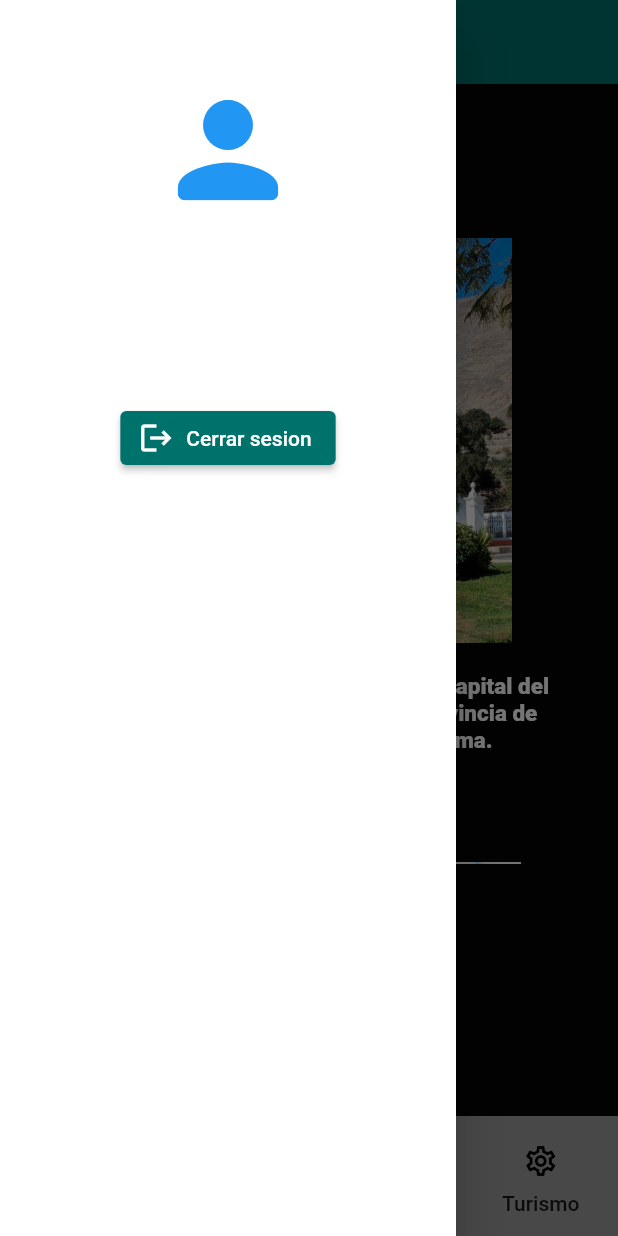
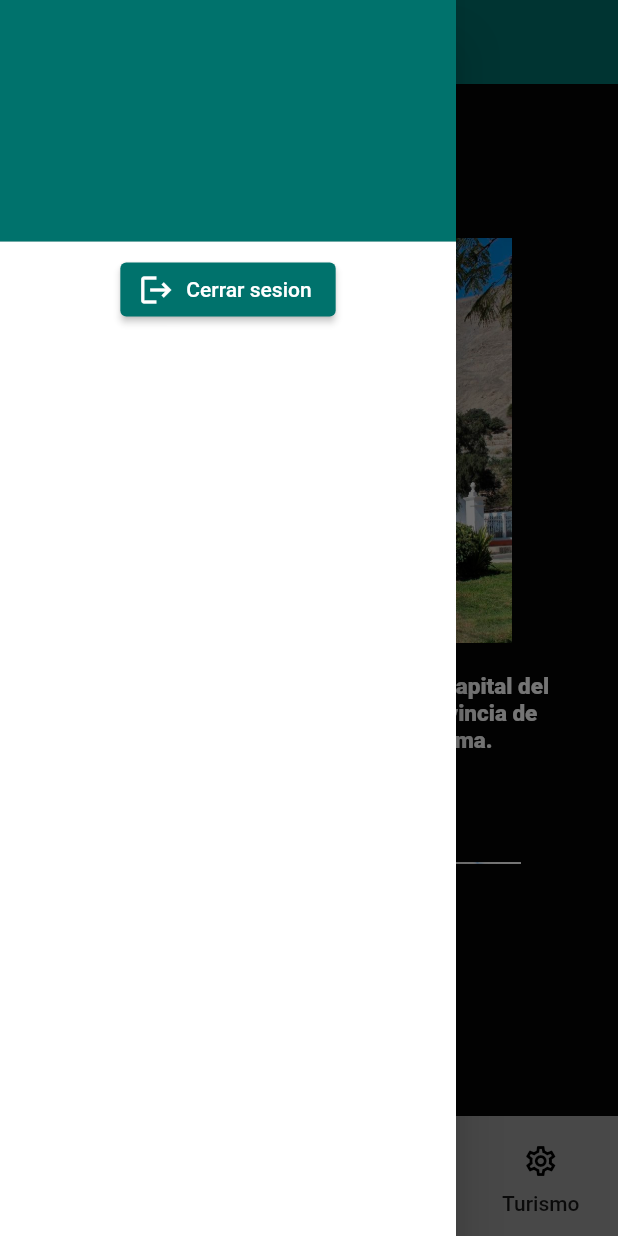
Before and after one commit to MarcosValdez/aplicativo-turismo, a Flutter app: the Menu screen opened by its route, with the side drawer open, on a phone screen of 412 x 824 dp. Run offline on Flutter 3.47's test engine with Material 2 defaults, Android fonts, the light colour scheme and no system bars; drawn by our look-alikes of carousel_slider; our stand-ins replace cloud_firestore, firebase_auth, firebase_core, firebase_storage, fluttertoast, image_picker and 1 more; accounts and stored records are empty; network calls fail; Roboto replaces fonts that are missing (Georgia).

Commit message:
Update menu.dart

```diff
--- a/lib/screens/menu.dart
+++ b/lib/screens/menu.dart
@@ -1,4 +1,5 @@
 import 'dart:convert';
+import 'package:aplicativo_turismo/color_constants.dart';
 import 'package:http/http.dart' as http;
 import 'package:aplicativo_turismo/BNavigation.dart';
 import 'package:aplicativo_turismo/Model/User/user_model.dart';
@@ -46,9 +47,12 @@ class _menuState extends State<Menu> {
           color: Colors.white,
           child: Column(
             children: [
-              icono_usuario(),
-              mostrar_dato("${loggedInUser.nombre}"),
-              mostrar_dato("${loggedInUser.email}"),
+              UserAccountsDrawerHeader(
+                  accountName: Text("${loggedInUser.nombre}"),
+                  accountEmail: Text("${loggedInUser.email}"),
+                currentAccountPicture: CircleAvatar(
+                  backgroundColor: ColorConstants.primaryColor,
+                ),),
               cerrar_sesion()
             ],
           ),
@@ -70,14 +74,7 @@ class _menuState extends State<Menu> {
       height: 100,
       width: 100,
       margin: EdgeInsets.all(50),
-      child: Icon(Icons.person_rounded, color: Colors.blue, size: 100,),
-    );
-  }
-
-  Widget mostrar_dato (String texto){
-    return Container(
-        margin: EdgeInsets.all(10),
-        child: Text(texto, style: TextStyle(fontSize: 12,fontWeight: FontWeight.bold))
+      child: Icon(Icons.account_circle, color: ColorConstants.primaryColor, size: 130,),
     );
   }
 
```
